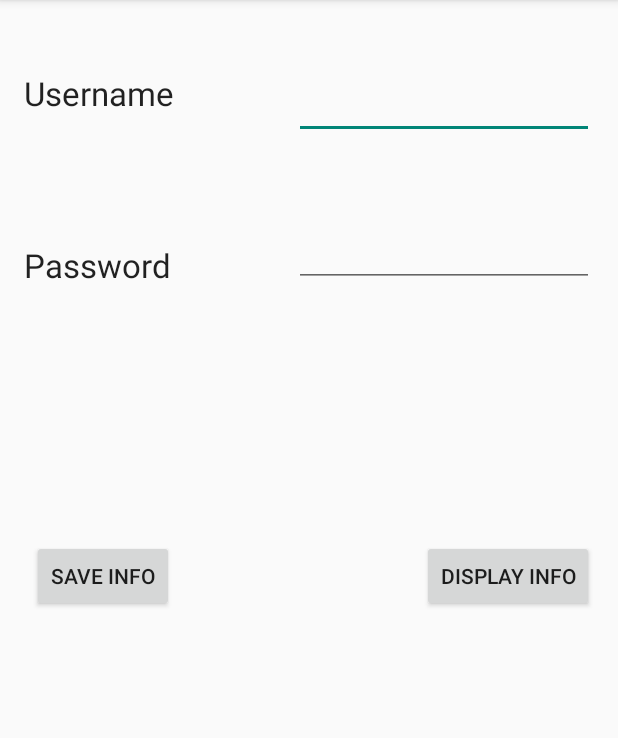
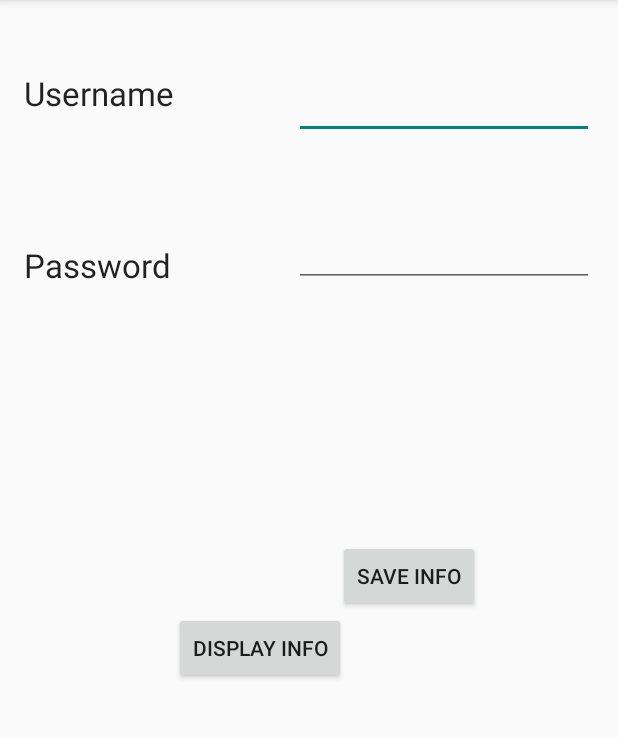
Before and after one commit to 11426pie/AndroidText, an Android app: the screen it shows after launch (MainActivity), after a tap on "DISPLAY INFO", on a phone screen of 412 x 824 dp, the part 84-822 px from its top. Run offline under Robolectric (Android 15) with nearby library versions, the phone set to English and light mode, and no system bars.

Commit message:
Changed button layout

```diff
--- a/app/src/main/res/layout/activity_main.xml
+++ b/app/src/main/res/layout/activity_main.xml
@@ -52,18 +52,18 @@
         android:layout_height="wrap_content"
         android:text="Save Info"
         android:id="@+id/button"
+        android:onClick="saveInfo"
         android:layout_centerVertical="true"
-        android:layout_alignEnd="@+id/passwordText"
-        android:onClick="saveInfo" />
+        android:layout_alignStart="@+id/subbText" />
 
     <Button
         android:layout_width="wrap_content"
         android:layout_height="wrap_content"
         android:text="Display Info"
         android:id="@+id/button2"
-        android:layout_alignBottom="@+id/button"
-        android:layout_alignEnd="@+id/passwordInput"
-        android:onClick="displayData" />
+        android:onClick="displayData"
+        android:layout_below="@+id/button"
+        android:layout_toEndOf="@+id/passwordText" />
 
     <TextView
         android:layout_width="wrap_content"
@@ -71,7 +71,7 @@
         android:textAppearance="?android:attr/textAppearanceLarge"
         android:text="Large Text"
         android:id="@+id/subbText"
-        android:layout_below="@+id/button"
-        android:layout_toEndOf="@+id/button"
-        android:layout_marginTop="102dp" />
+        android:layout_marginTop="43dp"
+        android:layout_below="@+id/button2"
+        android:layout_alignEnd="@+id/button2" />
 </RelativeLayout>
```
